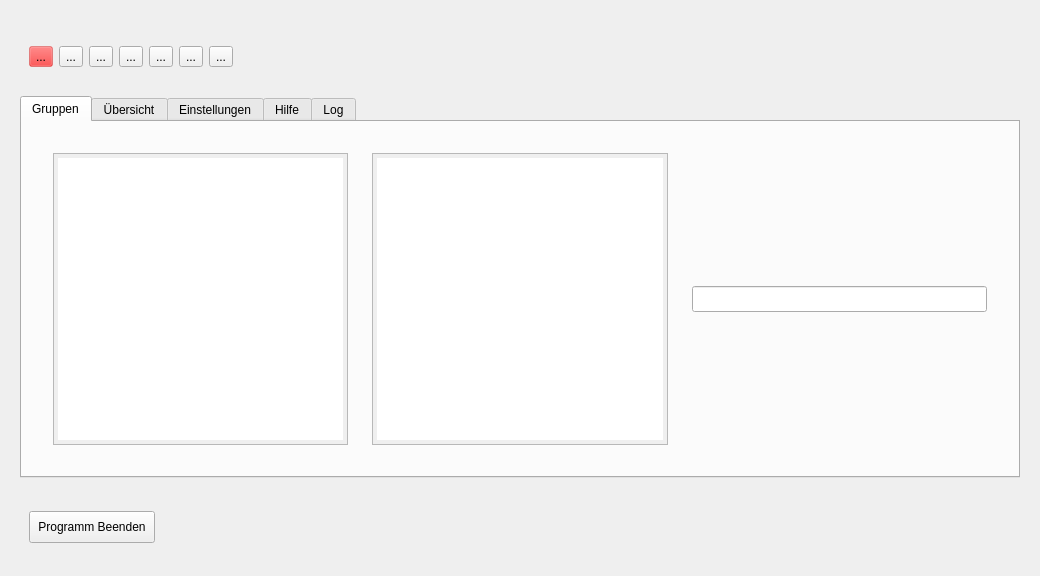
The window that server/server.ui (valueerrorx/life-exam) describes before a commit, drawn with Qt 5.
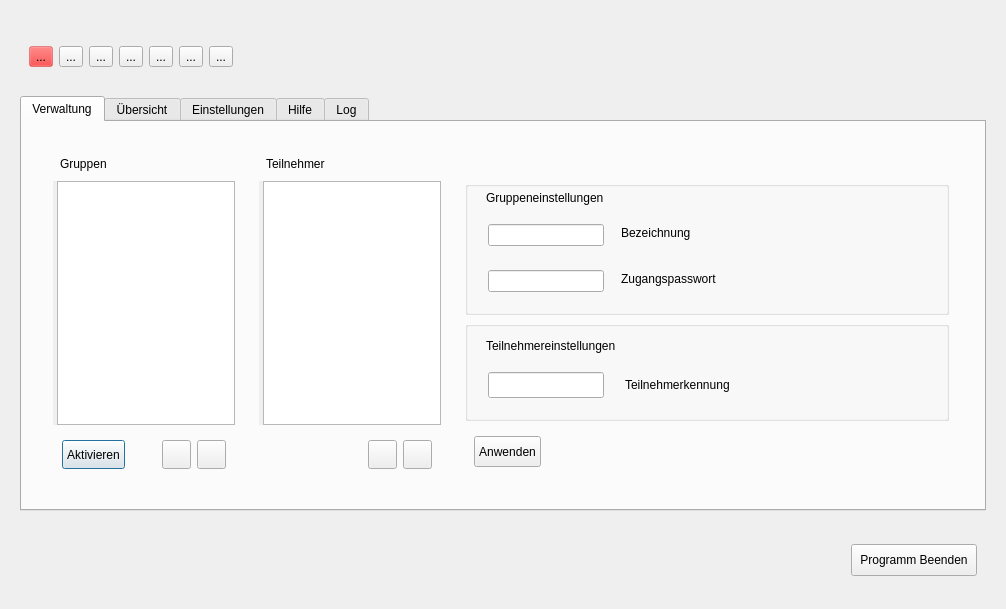
The same window after the commit. Icons and pictures are not drawn.

Commit message: played with the group-user ui

```diff
--- a/server/server.ui
+++ b/server/server.ui
@@ -7,7 +7,7 @@
    <rect>
     <x>0</x>
     <y>0</y>
-    <width>1040</width>
+    <width>1006</width>
     <height>576</height>
    </rect>
   </property>
@@ -288,35 +288,412 @@
         </property>
         <widget class="QWidget" name="tab_5">
          <attribute name="title">
-          <string>Gruppen</string>
+          <string>Verwaltung</string>
          </attribute>
          <layout class="QHBoxLayout" name="horizontalLayout_7">
           <item>
            <widget class="QWidget" name="widget_15" native="true">
+            <property name="styleSheet">
+             <string notr="true"/>
+            </property>
             <layout class="QHBoxLayout" name="horizontalLayout_8">
              <item>
               <widget class="QWidget" name="widget_16" native="true">
+               <property name="sizePolicy">
+                <sizepolicy hsizetype="Fixed" vsizetype="Preferred">
+                 <horstretch>0</horstretch>
+                 <verstretch>0</verstretch>
+                </sizepolicy>
+               </property>
+               <property name="maximumSize">
+                <size>
+                 <width>200</width>
+                 <height>16777215</height>
+                </size>
+               </property>
                <layout class="QVBoxLayout" name="verticalLayout_8">
                 <item>
-                 <widget class="QListView" name="listView"/>
+                 <widget class="QLabel" name="label_4">
+                  <property name="text">
+                   <string>Gruppen</string>
+                  </property>
+                 </widget>
+                </item>
+                <item>
+                 <widget class="QListView" name="listView">
+                  <property name="styleSheet">
+                   <string notr="true">padding:0;margin-left:4px</string>
+                  </property>
+                  <property name="showDropIndicator" stdset="0">
+                   <bool>false</bool>
+                  </property>
+                  <property name="layoutMode">
+                   <enum>QListView::SinglePass</enum>
+                  </property>
+                  <property name="uniformItemSizes">
+                   <bool>true</bool>
+                  </property>
+                 </widget>
+                </item>
+                <item>
+                 <widget class="QWidget" name="widget_19" native="true">
+                  <layout class="QHBoxLayout" name="horizontalLayout_9">
+                   <item>
+                    <widget class="QPushButton" name="pushButton">
+                     <property name="sizePolicy">
+                      <sizepolicy hsizetype="Minimum" vsizetype="Minimum">
+                       <horstretch>0</horstretch>
+                       <verstretch>0</verstretch>
+                      </sizepolicy>
+                     </property>
+                     <property name="text">
+                      <string>Aktivieren</string>
+                     </property>
+                     <property name="icon">
+                      <iconset>
+                       <normaloff>../pixmaps/checked.png</normaloff>../pixmaps/checked.png</iconset>
+                     </property>
+                    </widget>
+                   </item>
+                   <item>
+                    <spacer name="horizontalSpacer_2">
+                     <property name="orientation">
+                      <enum>Qt::Horizontal</enum>
+                     </property>
+                     <property name="sizeHint" stdset="0">
+                      <size>
+                       <width>40</width>
+                       <height>20</height>
+                      </size>
+                     </property>
+                    </spacer>
+                   </item>
+                   <item>
+                    <widget class="QToolButton" name="toolButton_2">
+                     <property name="icon">
+                      <iconset>
+                       <normaloff>../pixmaps/add.png</normaloff>../pixmaps/add.png</iconset>
+                     </property>
+                    </widget>
+                   </item>
+                   <item>
+                    <widget class="QToolButton" name="toolButton">
+                     <property name="icon">
+                      <iconset>
+                       <normaloff>../pixmaps/remove.png</normaloff>../pixmaps/remove.png</iconset>
+                     </property>
+                    </widget>
+                   </item>
+                  </layout>
+                 </widget>
                 </item>
                </layout>
               </widget>
              </item>
              <item>
               <widget class="QWidget" name="widget_17" native="true">
+               <property name="sizePolicy">
+                <sizepolicy hsizetype="Fixed" vsizetype="Preferred">
+                 <horstretch>0</horstretch>
+                 <verstretch>0</verstretch>
+                </sizepolicy>
+               </property>
+               <property name="maximumSize">
+                <size>
+                 <width>200</width>
+                 <height>16777215</height>
+                </size>
+               </property>
                <layout class="QVBoxLayout" name="verticalLayout_17">
                 <item>
-                 <widget class="QListView" name="listView_2"/>
+                 <widget class="QLabel" name="label_5">
+                  <property name="text">
+                   <string>Teilnehmer</string>
+                  </property>
+                 </widget>
+                </item>
+                <item>
+                 <widget class="QListView" name="listView_2">
+                  <property name="styleSheet">
+                   <string notr="true">padding:0;margin-left:4px;</string>
+                  </property>
+                  <property name="uniformItemSizes">
+                   <bool>true</bool>
+                  </property>
+                 </widget>
+                </item>
+                <item>
+                 <widget class="QWidget" name="widget_20" native="true">
+                  <layout class="QHBoxLayout" name="horizontalLayout_10">
+                   <item>
+                    <spacer name="horizontalSpacer_3">
+                     <property name="orientation">
+                      <enum>Qt::Horizontal</enum>
+                     </property>
+                     <property name="sizeHint" stdset="0">
+                      <size>
+                       <width>40</width>
+                       <height>20</height>
+                      </size>
+                     </property>
+                    </spacer>
+                   </item>
+                   <item>
+                    <widget class="QToolButton" name="toolButton_4">
+                     <property name="icon">
+                      <iconset>
+                       <normaloff>../pixmaps/add.png</normaloff>../pixmaps/add.png</iconset>
+                     </property>
+                    </widget>
+                   </item>
+                   <item>
+                    <widget class="QToolButton" name="toolButton_3">
+                     <property name="icon">
+                      <iconset>
+                       <normaloff>../pixmaps/remove.png</normaloff>../pixmaps/remove.png</iconset>
+                     </property>
+                    </widget>
+                   </item>
+                  </layout>
+                 </widget>
                 </item>
                </layout>
               </widget>
              </item>
              <item>
               <widget class="QWidget" name="widget_18" native="true">
+               <property name="layoutDirection">
+                <enum>Qt::LeftToRight</enum>
+               </property>
                <layout class="QVBoxLayout" name="verticalLayout_18">
                 <item>
-                 <widget class="QLineEdit" name="lineEdit"/>
+                 <widget class="QLabel" name="label_9">
+                  <property name="text">
+                   <string/>
+                  </property>
+                 </widget>
+                </item>
+                <item>
+                 <widget class="QGroupBox" name="groupBox">
+                  <property name="sizePolicy">
+                   <sizepolicy hsizetype="Preferred" vsizetype="Preferred">
+                    <horstretch>0</horstretch>
+                    <verstretch>0</verstretch>
+                   </sizepolicy>
+                  </property>
+                  <property name="styleSheet">
+                   <string notr="true">padding-top:0px;margin-right:4px;</string>
+                  </property>
+                  <property name="title">
+                   <string/>
+                  </property>
+                  <property name="alignment">
+                   <set>Qt::AlignLeading|Qt::AlignLeft|Qt::AlignTop</set>
+                  </property>
+                  <property name="flat">
+                   <bool>false</bool>
+                  </property>
+                  <layout class="QVBoxLayout" name="verticalLayout_19">
+                   <item>
+                    <widget class="QLabel" name="label_10">
+                     <property name="text">
+                      <string>Gruppeneinstellungen</string>
+                     </property>
+                     <property name="alignment">
+                      <set>Qt::AlignLeading|Qt::AlignLeft|Qt::AlignVCenter</set>
+                     </property>
+                    </widget>
+                   </item>
+                   <item>
+                    <widget class="QWidget" name="widget_22" native="true">
+                     <property name="layoutDirection">
+                      <enum>Qt::RightToLeft</enum>
+                     </property>
+                     <layout class="QHBoxLayout" name="horizontalLayout_11">
+                      <item>
+                       <widget class="QLabel" name="label_7">
+                        <property name="layoutDirection">
+                         <enum>Qt::LeftToRight</enum>
+                        </property>
+                        <property name="text">
+                         <string>Bezeichnung</string>
+                        </property>
+                        <property name="alignment">
+                         <set>Qt::AlignLeading|Qt::AlignLeft|Qt::AlignVCenter</set>
+                        </property>
+                       </widget>
+                      </item>
+                      <item>
+                       <widget class="QLineEdit" name="lineEdit_3">
+                        <property name="sizePolicy">
+                         <sizepolicy hsizetype="Fixed" vsizetype="Fixed">
+                          <horstretch>0</horstretch>
+                          <verstretch>0</verstretch>
+                         </sizepolicy>
+                        </property>
+                       </widget>
+                      </item>
+                     </layout>
+                    </widget>
+                   </item>
+                   <item>
+                    <widget class="QWidget" name="widget_21" native="true">
+                     <property name="layoutDirection">
+                      <enum>Qt::RightToLeft</enum>
+                     </property>
+                     <layout class="QHBoxLayout" name="horizontalLayout_13">
+                      <item>
+                       <widget class="QLabel" name="label_8">
+                        <property name="layoutDirection">
+                         <enum>Qt::LeftToRight</enum>
+                        </property>
+                        <property name="text">
+                         <string>Zugangspasswort</string>
+                        </property>
+                        <property name="alignment">
+                         <set>Qt::AlignLeading|Qt::AlignLeft|Qt::AlignVCenter</set>
+                        </property>
+                       </widget>
+                      </item>
+                      <item>
+                       <widget class="QLineEdit" name="lineEdit_2">
+                        <property name="sizePolicy">
+                         <sizepolicy hsizetype="Fixed" vsizetype="Fixed">
+                          <horstretch>0</horstretch>
+                          <verstretch>0</verstretch>
+                         </sizepolicy>
+                        </property>
+                       </widget>
+                      </item>
+                     </layout>
+                    </widget>
+                   </item>
+                  </layout>
+                 </widget>
+                </item>
+                <item>
+                 <widget class="QGroupBox" name="groupBox_2">
+                  <property name="sizePolicy">
+                   <sizepolicy hsizetype="Preferred" vsizetype="Preferred">
+                    <horstretch>0</horstretch>
+                    <verstretch>0</verstretch>
+                   </sizepolicy>
+                  </property>
+                  <property name="styleSheet">
+                   <string notr="true">margin-right:4px;</string>
+                  </property>
+                  <property name="title">
+                   <string/>
+                  </property>
+                  <property name="alignment">
+                   <set>Qt::AlignLeading|Qt::AlignLeft|Qt::AlignTop</set>
+                  </property>
+                  <property name="flat">
+                   <bool>false</bool>
+                  </property>
+                  <layout class="QVBoxLayout" name="verticalLayout_20">
+                   <item>
+                    <widget class="QLabel" name="label_11">
+                     <property name="text">
+                      <string>Teilnehmereinstellungen</string>
+                     </property>
+                     <property name="alignment">
+                      <set>Qt::AlignLeading|Qt::AlignLeft|Qt::AlignVCenter</set>
+                     </property>
+                    </widget>
+                   </item>
+                   <item>
+                    <widget class="QWidget" name="widget_23" native="true">
+                     <property name="layoutDirection">
+                      <enum>Qt::RightToLeft</enum>
+                     </property>
+                     <layout class="QHBoxLayout" name="horizontalLayout_14">
+                      <item>
+                       <widget class="QLabel" name="label_6">
+                        <property name="text">
+                         <string>Teilnehmerkennung</string>
+                        </property>
+                        <property name="alignment">
+                         <set>Qt::AlignLeading|Qt::AlignLeft|Qt::AlignVCenter</set>
+                        </property>
+                       </widget>
+                      </item>
+                      <item>
+                       <widget class="QLineEdit" name="lineEdit">
+                        <property name="sizePolicy">
+                         <sizepolicy hsizetype="Fixed" vsizetype="Fixed">
+                          <horstretch>0</horstretch>
+                          <verstretch>0</verstretch>
+                         </sizepolicy>
+                        </property>
+                       </widget>
+                      </item>
+                     </layout>
+                    </widget>
+                   </item>
+                  </layout>
+                 </widget>
+                </item>
+                <item>
+                 <widget class="QWidget" name="widget_24" native="true">
+                  <property name="layoutDirection">
+                   <enum>Qt::LeftToRight</enum>
+                  </property>
+                  <layout class="QHBoxLayout" name="horizontalLayout_12">
+                   <item>
+                    <widget class="QPushButton" name="pushButton_2">
+                     <property name="sizePolicy">
+                      <sizepolicy hsizetype="Fixed" vsizetype="Fixed">
+                       <horstretch>0</horstretch>
+                       <verstretch>0</verstretch>
+                      </sizepolicy>
+                     </property>
+                     <property name="minimumSize">
+                      <size>
+                       <width>0</width>
+                       <height>31</height>
+                      </size>
+                     </property>
+                     <property name="styleSheet">
+                      <string notr="true">margin-right:4px</string>
+                     </property>
+                     <property name="text">
+                      <string>Anwenden</string>
+                     </property>
+                     <property name="icon">
+                      <iconset>
+                       <normaloff>../pixmaps/tag.png</normaloff>../pixmaps/tag.png</iconset>
+                     </property>
+                    </widget>
+                   </item>
+                   <item>
+                    <spacer name="horizontalSpacer_4">
+                     <property name="orientation">
+                      <enum>Qt::Horizontal</enum>
+                     </property>
+                     <property name="sizeHint" stdset="0">
+                      <size>
+                       <width>40</width>
+                       <height>20</height>
+                      </size>
+                     </property>
+                    </spacer>
+                   </item>
+                  </layout>
+                 </widget>
+                </item>
+                <item>
+                 <spacer name="verticalSpacer_7">
+                  <property name="orientation">
+                   <enum>Qt::Vertical</enum>
+                  </property>
+                  <property name="sizeHint" stdset="0">
+                   <size>
+                    <width>20</width>
+                    <height>40</height>
+                   </size>
+                  </property>
+                 </spacer>
                 </item>
                </layout>
               </widget>
@@ -908,6 +1285,25 @@
          </sizepolicy>
         </property>
         <layout class="QHBoxLayout" name="horizontalLayout_5">
+         <item>
+          <widget class="QWidget" name="widget_14" native="true">
+           <layout class="QHBoxLayout" name="horizontalLayout_6">
+            <item>
+             <widget class="QLabel" name="working">
+              <property name="text">
+               <string/>
+              </property>
+              <property name="pixmap">
+               <pixmap>../pixmaps/working.gif</pixmap>
+              </property>
+              <property name="alignment">
+               <set>Qt::AlignRight|Qt::AlignTrailing|Qt::AlignVCenter</set>
+              </property>
+             </widget>
+            </item>
+           </layout>
+          </widget>
+         </item>
          <item>
           <widget class="QPushButton" name="exit">
            <property name="sizePolicy">
@@ -937,25 +1333,6 @@
            </property>
           </widget>
          </item>
-         <item>
-          <widget class="QWidget" name="widget_14" native="true">
-           <layout class="QHBoxLayout" name="horizontalLayout_6">
-            <item>
-             <widget class="QLabel" name="working">
-              <property name="text">
-               <string/>
-              </property>
-              <property name="pixmap">
-               <pixmap>../pixmaps/working.gif</pixmap>
-              </property>
-              <property name="alignment">
-               <set>Qt::AlignRight|Qt::AlignTrailing|Qt::AlignVCenter</set>
-              </property>
-             </widget>
-            </item>
-           </layout>
-          </widget>
-         </item>
         </layout>
        </widget>
       </item>
```
Left out of the diff: 1 changed line with no effect on the pictures. The commit also changes 2 other files.
